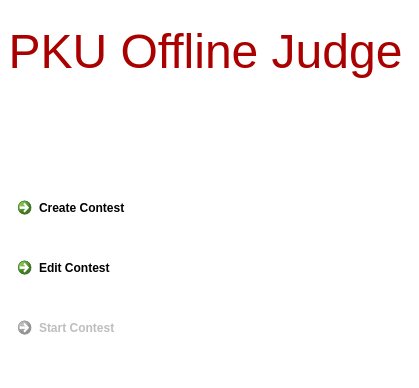
Before: the Qt Designer form mainwindow.ui in zyzhao-24/Project-Offline-Judge, drawn with Qt 5.
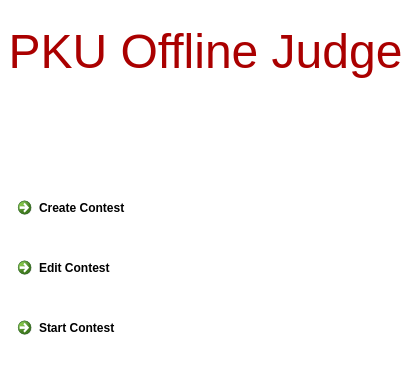
After: the same form once the commit is applied. Icons and pictures are not drawn.

```diff
--- a/mainwindow.ui
+++ b/mainwindow.ui
@@ -144,7 +144,7 @@
    </widget>
    <widget class="QCommandLinkButton" name="loadbtn">
     <property name="enabled">
-     <bool>false</bool>
+     <bool>true</bool>
     </property>
     <property name="geometry">
      <rect>
```
